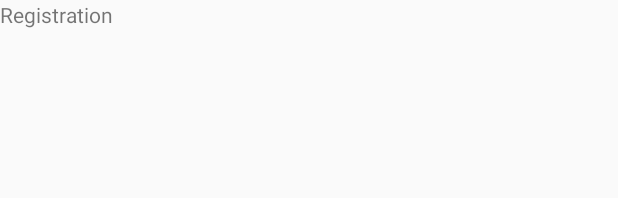
After one commit to SergeiMikhailovskii/images-android-task, an Android app: the layout fragment_registration.xml on its own in the app's theme, with its tools: preview values and no code run, on a phone screen of 412 x 824 dp. The commit adds this screen. Shown: the top 198 px of the screen. Run offline under Robolectric (Android 15) with nearby library versions, the phone set to English and light mode, and no system bars.

Commit message:
Added navigation to registration

```diff
--- a/app/build.gradle
+++ b/app/build.gradle
@@ -1,6 +1,7 @@
 plugins {
     id 'com.android.application'
     id 'org.jetbrains.kotlin.android'
+    id 'androidx.navigation.safeargs.kotlin'
 }
 
 android {
--- /dev/null
+++ b/app/src/main/res/layout/fragment_registration.xml
@@ -0,0 +1,14 @@
+<?xml version="1.0" encoding="utf-8"?>
+<androidx.constraintlayout.widget.ConstraintLayout xmlns:android="http://schemas.android.com/apk/res/android"
+    xmlns:app="http://schemas.android.com/apk/res-auto"
+    android:layout_width="match_parent"
+    android:layout_height="match_parent">
+
+    <androidx.appcompat.widget.AppCompatTextView
+        android:layout_width="wrap_content"
+        android:layout_height="wrap_content"
+        android:text="Registration"
+        app:layout_constraintStart_toStartOf="parent"
+        app:layout_constraintTop_toTopOf="parent" />
+
+</androidx.constraintlayout.widget.ConstraintLayout>
--- a/build.gradle
+++ b/build.gradle
@@ -1,4 +1,9 @@
 // Top-level build file where you can add configuration options common to all sub-projects/modules.
+buildscript {
+    dependencies {
+        classpath "androidx.navigation:navigation-safe-args-gradle-plugin:2.5.3"
+    }
+}
 plugins {
     id 'com.android.application' version '8.0.2' apply false
     id 'com.android.library' version '8.0.2' apply false
```
Also changed, not shown: app/src/main/java/com/mikhailovskii/images_android_task/ui/authorization/LoginFragment.kt (deleted, +0 -9 lines), app/src/main/java/com/mikhailovskii/images_android_task/ui/authorization/login/LoginFragment.kt (added, +20 -0 lines), app/src/main/java/com/mikhailovskii/images_android_task/ui/authorization/registration/RegistrationFragment.kt (added, +12 -0 lines), app/src/main/res/navigation/auth_graph.xml (+11 -2 lines).
